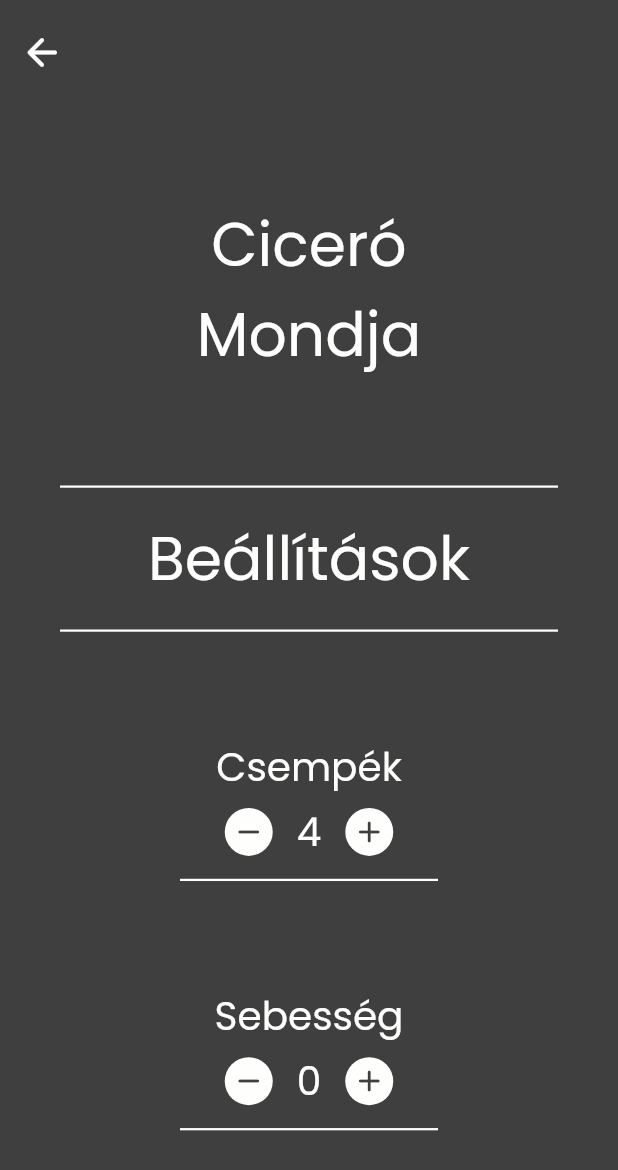
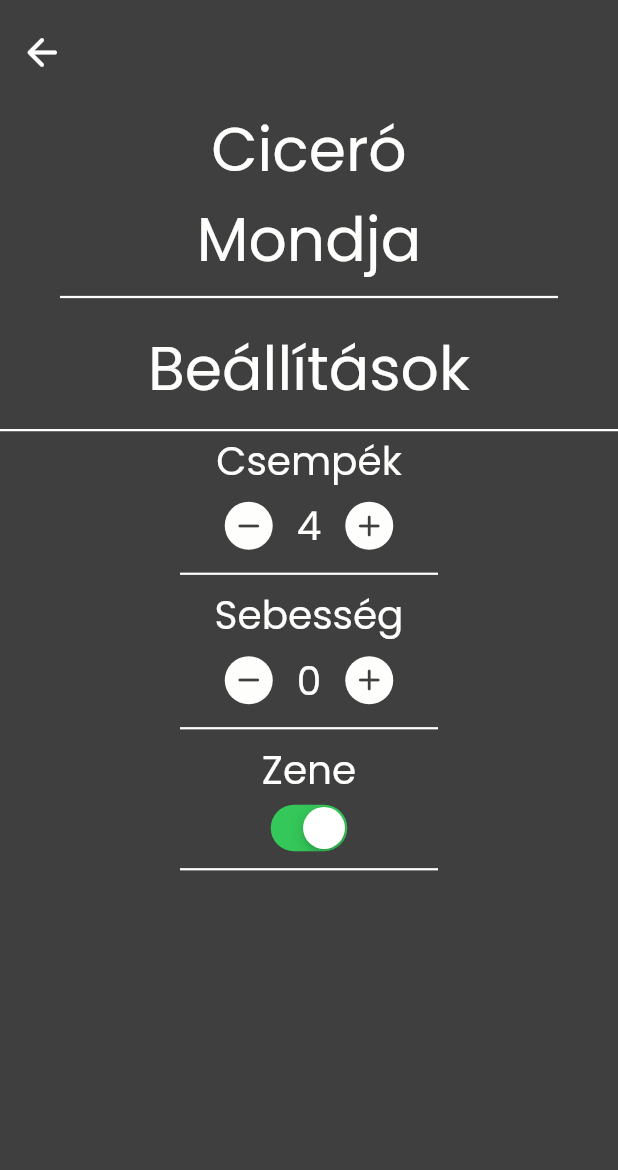
Before and after one commit to Texyfore/simon-says, a Flutter app: the screen it shows after launch, after a tap on "Beállítások", on a phone screen of 412 x 824 dp. Shown: the top 1170 px of the screen. Run offline on Flutter 3.47's test engine with Material 2 defaults, Android fonts, the light colour scheme and no system bars; our stand-ins replace audioplayers, bloc, flutter_bloc, flutter_spinkit, visibility_detector; missing offline and left inert: flutter_launcher_icons.

Commit message:
Music setting

```diff
--- a/lib/app.dart
+++ b/lib/app.dart
@@ -1,6 +1,7 @@
 import 'package:flutter/material.dart';
 import 'package:flutter/services.dart';
 import 'package:flutter_bloc/flutter_bloc.dart';
+import 'package:simon_says/bloc/musicCubit.dart';
 import 'package:simon_says/pages/game.dart';
 import 'package:simon_says/pages/gameLoad.dart';
 import 'package:simon_says/pages/home.dart';
@@ -17,7 +18,6 @@ import 'package:flutter_launcher_icons/xml_templates.dart';
 import 'bloc/speedCubit.dart';
 import 'bloc/tilesCubit.dart';
 
-
 class AppWidget extends StatelessWidget {
   @override
   Widget build(BuildContext context) {
@@ -29,6 +29,7 @@ class AppWidget extends StatelessWidget {
       providers: [
         BlocProvider(create: (_) => TilesCubit()),
         BlocProvider(create: (_) => SpeedCubit()),
+        BlocProvider(create: (_) => MusicCubit()),
       ],
       child: MaterialApp(
         debugShowCheckedModeBanner: false,
--- /dev/null
+++ b/lib/bloc/musicCubit.dart
@@ -0,0 +1,7 @@
+import 'package:bloc/bloc.dart';
+import 'package:simon_says/widgets/settings/boolCubit.dart';
+
+class MusicCubit extends BoolCubit {
+  MusicCubit() : super(true);
+  void value(bool value) => emit(value);
+}
--- a/lib/pages/settings.dart
+++ b/lib/pages/settings.dart
@@ -1,9 +1,9 @@
-import 'dart:math';
 import 'package:flutter/cupertino.dart';
 import 'package:flutter/material.dart';
-import 'package:flutter_bloc/flutter_bloc.dart';
+import 'package:simon_says/bloc/musicCubit.dart';
 import 'package:simon_says/bloc/speedCubit.dart';
 import 'package:simon_says/bloc/tilesCubit.dart';
+import 'package:simon_says/widgets/settings/boolSetting.dart';
 import './../widgets/settings/numberSetting.dart';
 
 class Settings extends StatelessWidget {
@@ -26,8 +26,7 @@ class Settings extends StatelessWidget {
           splashRadius: 25.0,
         ),
       ),
-      body: SizedBox.expand(
-        child: Column(
+      body: Column(
         mainAxisAlignment: MainAxisAlignment.spaceEvenly,
         children: [
           // Cím
@@ -61,23 +60,30 @@ class Settings extends StatelessWidget {
                     ),
                   ),
                 ),
+              ],
+            ),
+          ),
           Divider(
             thickness: 1.5,
             color: letterColor,
+            height: 1.5,
           ),
-                ],
-              ),
-            ),
-            // Csempék beállítása
+          Expanded(
+            child: ListView(
+              children: [
                 NumberSetting<TilesCubit>(
                   name: "Csempék",
                 ),
                 // Sebesség beállítása
+                //TODO: Sebesség Enum
                 NumberSetting<SpeedCubit>(
                   name: "Sebesség",
                 ),
+                BoolSetting<MusicCubit>(name: "Zene"),
               ],
             ),
+          ),
+        ],
       ),
     );
   }
--- /dev/null
+++ b/lib/widgets/settings/boolCubit.dart
@@ -0,0 +1,6 @@
+import 'package:flutter_bloc/flutter_bloc.dart';
+
+class BoolCubit extends Cubit<bool> {
+  BoolCubit(bool state) : super(state);
+  void value(bool value) {}
+}
--- /dev/null
+++ b/lib/widgets/settings/boolSetting.dart
@@ -0,0 +1,49 @@
+import 'package:flutter/cupertino.dart';
+import 'package:flutter/material.dart';
+import 'package:flutter_bloc/flutter_bloc.dart';
+import 'package:simon_says/widgets/settings/boolCubit.dart';
+
+final Color backgroundColor = Color(0xFF3F3F3F);
+final Color letterColor = Color(0xFFFEFEFD);
+
+class BoolSetting<T extends BoolCubit> extends StatelessWidget {
+  final String name;
+
+  BoolSetting({Key key, this.name = ""}) : super(key: key);
+
+  @override
+  Widget build(BuildContext context) {
+    var cubit = context.bloc<T>();
+    return Padding(
+      padding: EdgeInsets.symmetric(horizontal: 120.0),
+      child: Column(
+        mainAxisAlignment: MainAxisAlignment.spaceEvenly,
+        children: [
+          // Beállítás név
+          Text(
+            name,
+            textAlign: TextAlign.center,
+            style: TextStyle(
+              fontFamily: 'Poppins',
+              fontSize: 26.0,
+              color: letterColor,
+            ),
+          ),
+          // Kapcsoló
+          BlocBuilder<T, bool>(builder: (context, snapshot) {
+            return CupertinoSwitch(
+              onChanged: (bool value) {
+                cubit.value(value);
+              },
+              value: snapshot,
+            );
+          }),
+          Divider(
+            thickness: 1.5,
+            color: letterColor,
+          ),
+        ],
+      ),
+    );
+  }
+}
```
Lines whose indentation alone changed are shown as unchanged.
